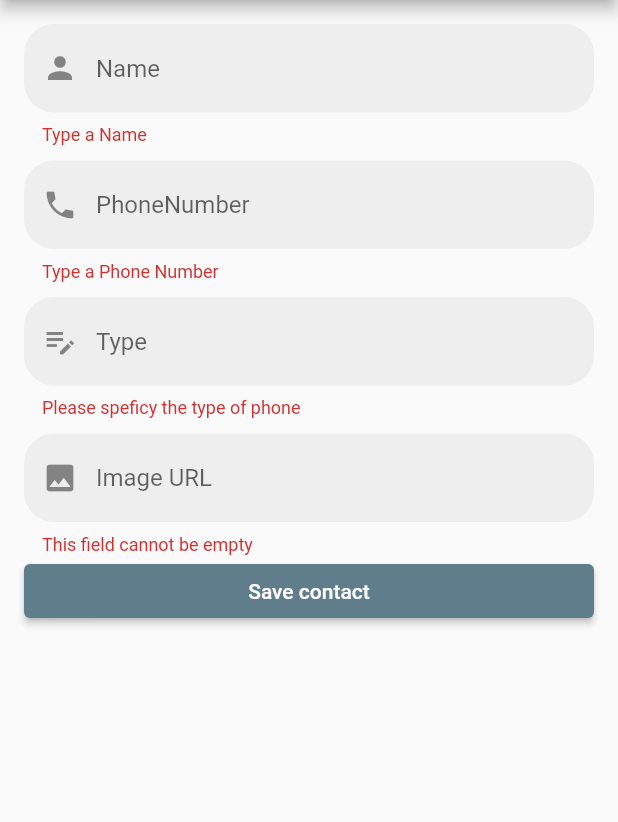
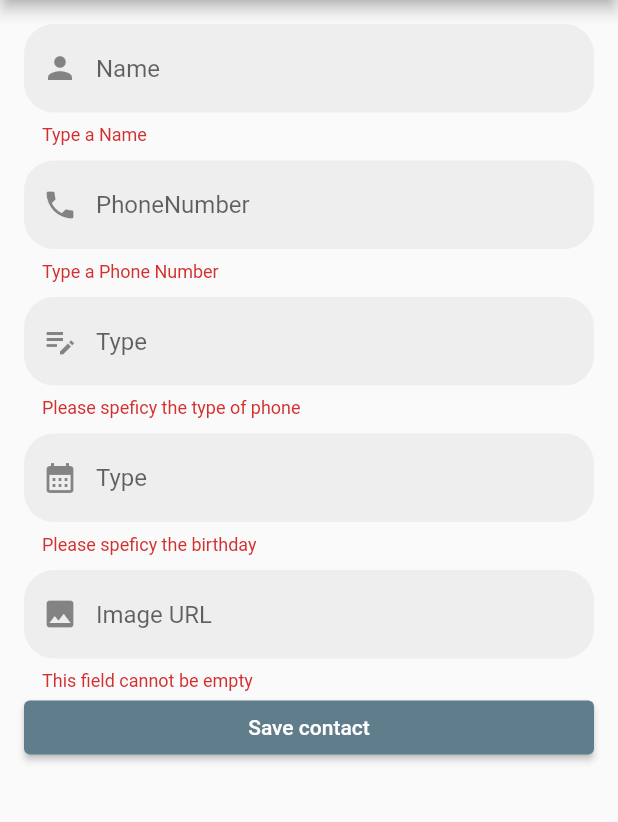
Before and after one commit to wesleyalmont/ContactsAppWithProvider, a Flutter app: the ContactForm screen opened by its route, after a tap on "Save contact", on a phone screen of 412 x 824 dp, the part 84-906 px from its top. Run offline on Flutter 3.47's test engine with Material 2 defaults, Android fonts, the phone set to English and light mode, and no system bars; our stand-ins replace sqflite; missing offline and left inert: dart:ffi; accounts and stored records are empty; network calls fail.

Commit message:
added validation and controllers to form and a button to save new contacts

```diff
--- a/lib/screens/contact_form/contact_form.dart
+++ b/lib/screens/contact_form/contact_form.dart
@@ -1,4 +1,6 @@
+import 'package:contactsprovider/providers/contact_provider.dart';
 import 'package:flutter/material.dart';
+import 'package:provider/provider.dart';
 
 class ContactForm extends StatelessWidget {
   const ContactForm({super.key});
@@ -23,6 +25,11 @@ class _ContactFormInputs extends StatelessWidget {
   Widget build(BuildContext context) {
     final _contactFormKey = GlobalKey<FormState>();
 
+    final TextEditingController nameController = TextEditingController();
+    final TextEditingController phoneController = TextEditingController();
+    final TextEditingController typeController = TextEditingController();
+    final TextEditingController imageController = TextEditingController();
+    final TextEditingController bdController = TextEditingController();
     return Form(
       key: _contactFormKey,
       child: Column(
@@ -33,6 +40,7 @@ class _ContactFormInputs extends StatelessWidget {
             children: [
               // NAME
               TextFormField(
+                controller: nameController,
                 validator: (value) => value == "" ? "Type a Name" : null,
                 decoration: const InputDecoration(
                   hintText: "Name",
@@ -54,6 +62,7 @@ class _ContactFormInputs extends StatelessWidget {
               ),
               // PHONE NUMBER
               TextFormField(
+                controller: phoneController,
                 validator: (value) =>
                     value == "" ? "Type a Phone Number" : null,
                 decoration: const InputDecoration(
@@ -76,12 +85,36 @@ class _ContactFormInputs extends StatelessWidget {
               ),
               // TYPE OF NUMBER
               TextFormField(
+                controller: typeController,
                 validator: (value) =>
                     value == "" ? "Please speficy the type of phone" : null,
                 decoration: const InputDecoration(
                   hintText: "Type",
                   prefixIcon: Icon(
                     Icons.edit_note_sharp,
+                  ),
+                  filled: true,
+                  fillColor: Color.fromARGB(31, 151, 150, 150),
+                  border: OutlineInputBorder(
+                    borderSide: BorderSide.none,
+                    borderRadius: BorderRadius.all(
+                      Radius.circular(20),
+                    ),
+                  ),
+                ),
+              ),
+              const SizedBox(
+                height: 10,
+              ),
+              // BirthDay
+              TextFormField(
+                controller: bdController,
+                validator: (value) =>
+                    value == "" ? "Please speficy the birthday" : null,
+                decoration: const InputDecoration(
+                  hintText: "Type",
+                  prefixIcon: Icon(
+                    Icons.calendar_month,
                   ),
                   filled: true,
                   fillColor: Color.fromARGB(31, 151, 150, 150),
@@ -120,7 +153,18 @@ class _ContactFormInputs extends StatelessWidget {
           ElevatedButton(
               onPressed: () {
                 if (_contactFormKey.currentState!.validate()) {
-                  SnackBar(content: Text('teste'));
+                  final contactProvider =
+                      Provider.of<ContactsProvider>(context, listen: false);
+
+                  contactProvider.insert(
+                    name: nameController.text,
+                    type: typeController.text,
+                    birthday: bdController.text,
+                    image: imageController.text.isEmpty
+                        ? "https://ih1.redbubble.net/image.4598476168.2173/st,small,507x507-pad,600x600,f8f8f8.jpg"
+                        : imageController.text,
+                    phone: phoneController.text,
+                  );
                 }
               },
               child: Text("Save contact"))
```
